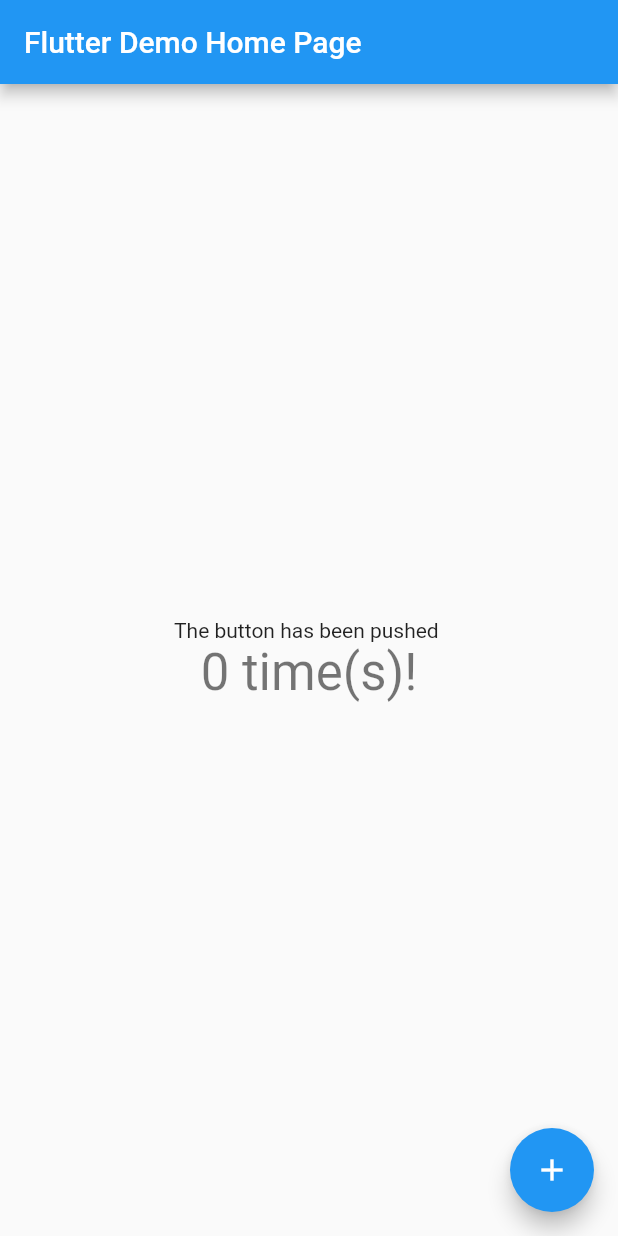
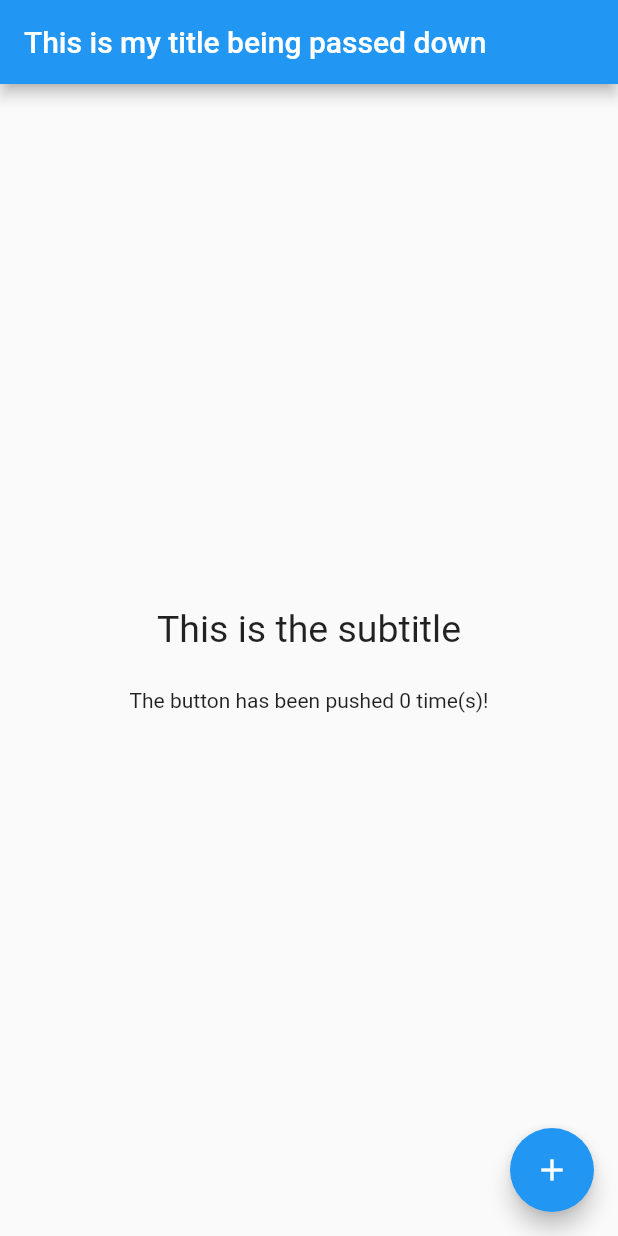
Before and after one commit to awaisabir/flutter_todo, a Flutter app: the screen it shows after launch, on a phone screen of 412 x 824 dp. Run offline on Flutter 3.47's test engine with Material 2 defaults, Android fonts, the phone set to English and light mode, and no system bars.

Commit message:
Playing around with dart

```diff
--- a/lib/main.dart
+++ b/lib/main.dart
@@ -7,15 +7,19 @@ class MyApp extends StatelessWidget {
   Widget build(BuildContext context) {
     return MaterialApp(
       title: 'Flutter Demo',
-      home: MyHomePage(title: 'Flutter Demo Home Page'),
+      home: MyHomePage(
+        title: 'This is my title being passed down',
+        subTitle: 'This is the subtitle'
+      ),
     );
   }
 }
 
 class MyHomePage extends StatefulWidget {
-  MyHomePage({Key key, this.title}) : super(key: key);
+  MyHomePage({this.title, this.subTitle}) : super();
 
   final String title;
+  final String subTitle;
 
   @override
   _MyHomePageState createState() => _MyHomePageState();
@@ -39,16 +43,22 @@ class _MyHomePageState extends State<MyHomePage> {
       body: Center(
         child: Column(
           mainAxisAlignment: MainAxisAlignment.center,
+          crossAxisAlignment: CrossAxisAlignment.center,
           children: <Widget>[
-            Text(
-              'The button has been pushed ',
+            Container(child:
+                Text(
+                '${widget.subTitle}',
+                style: TextStyle(
+                  fontSize: 25.0,
+                )
+              ),
+              margin: EdgeInsets.only(bottom: 25),
             ),
             Text(
-              '$_counter time(s)!',
-              style: Theme.of(context).textTheme.display1,
-            ),
-          ],
-        ),
+              'The button has been pushed $_counter time(s)!',
+            )
+          ]
+        )
       ),
       floatingActionButton: FloatingActionButton(
         onPressed: _incrementCounter,
```
